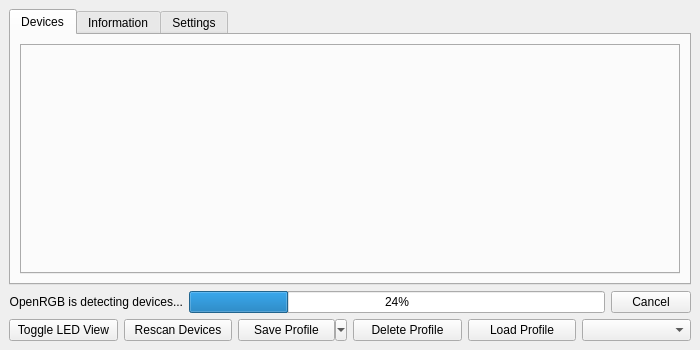
Before: the Qt Designer form qt/OpenRGBDialog2/OpenRGBDialog2.ui in Charading/OpenRGB, drawn with Qt 5.
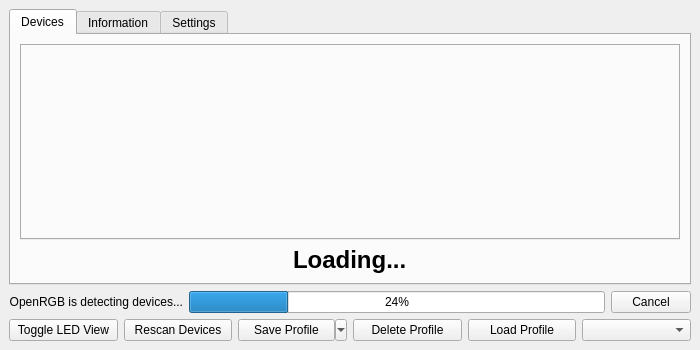
After: the same form once the commit is applied.

Patch:
```diff
--- a/qt/OpenRGBDialog2/OpenRGBDialog2.ui
+++ b/qt/OpenRGBDialog2/OpenRGBDialog2.ui
@@ -34,6 +34,52 @@
         <string>Devices</string>
        </attribute>
        <layout class="QGridLayout" name="gridLayout_3">
+        <item row="3" column="0">
+         <layout class="QHBoxLayout" name="horizontalLayout">
+          <item>
+           <spacer name="horizontalSpacer_2">
+            <property name="orientation">
+             <enum>Qt::Horizontal</enum>
+            </property>
+            <property name="sizeHint" stdset="0">
+             <size>
+              <width>40</width>
+              <height>20</height>
+             </size>
+            </property>
+           </spacer>
+          </item>
+          <item>
+           <widget class="QLabel" name="NoDevicesFoundLabel">
+            <property name="sizePolicy">
+             <sizepolicy hsizetype="Preferred" vsizetype="Maximum">
+              <horstretch>0</horstretch>
+              <verstretch>0</verstretch>
+             </sizepolicy>
+            </property>
+            <property name="text">
+             <string>&lt;h1&gt;Loading...&lt;/h1&gt;</string>
+            </property>
+            <property name="alignment">
+             <set>Qt::AlignJustify|Qt::AlignVCenter</set>
+            </property>
+           </widget>
+          </item>
+          <item>
+           <spacer name="horizontalSpacer">
+            <property name="orientation">
+             <enum>Qt::Horizontal</enum>
+            </property>
+            <property name="sizeHint" stdset="0">
+             <size>
+              <width>40</width>
+              <height>20</height>
+             </size>
+            </property>
+           </spacer>
+          </item>
+         </layout>
+        </item>
         <item row="1" column="0">
          <widget class="QTabWidget" name="DevicesTabBar">
           <property name="tabPosition">
```
